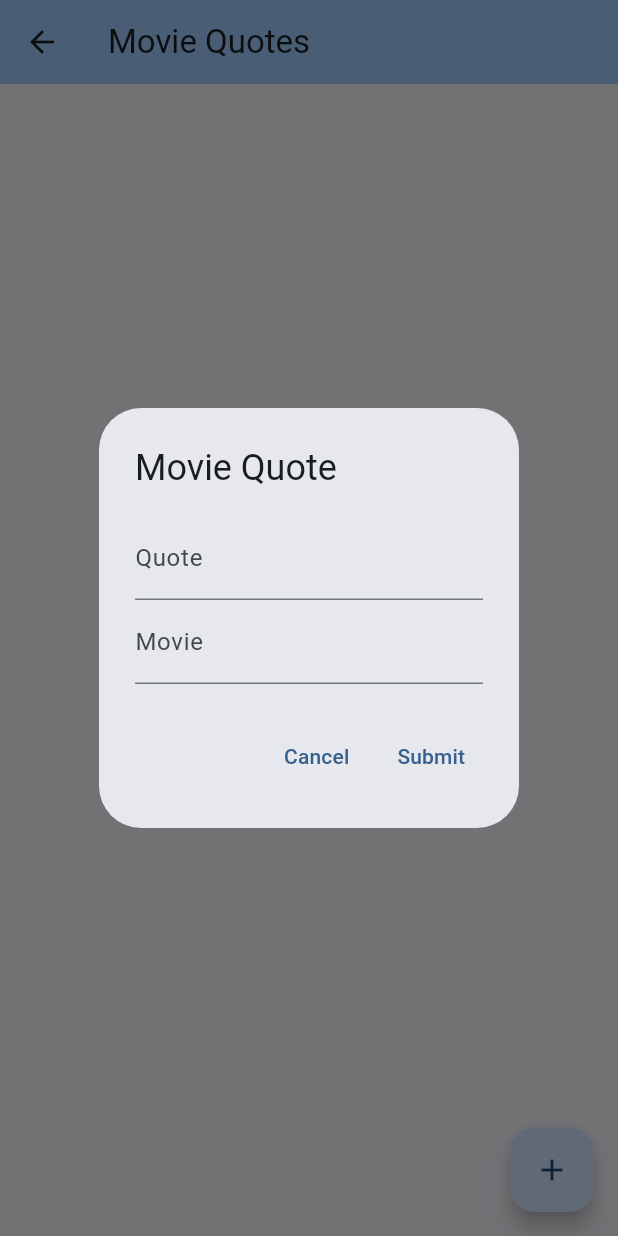
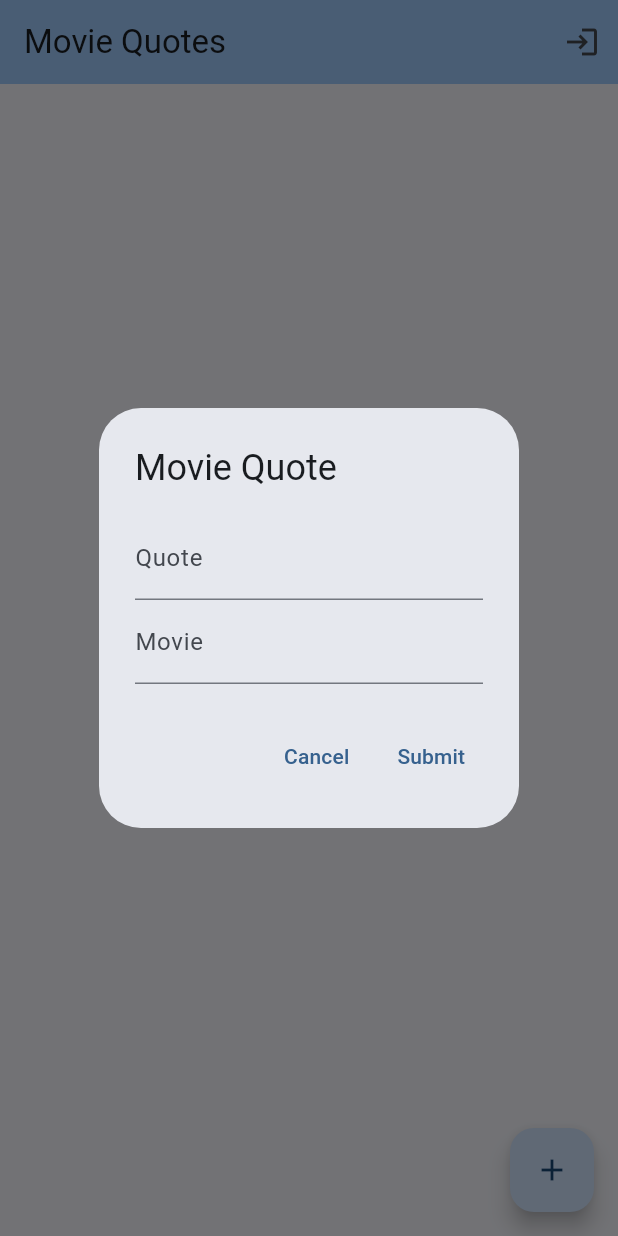
Before and after one commit to CSSE480-Fisher-Fall-2024-2025/MovieQuotes, a Flutter app: the MovieQuotesListPage screen opened directly, after a tap on the "add" icon, on a phone screen of 412 x 824 dp. Run offline on Flutter 3.47's test engine with Material 3 defaults, Android fonts, the phone set to English and light mode, and no system bars; our stand-ins replace cloud_firestore, email_validator, firebase_core, firebase_ui_firestore; accounts and stored records are empty.

Commit message:
Login UI progress

```diff
--- a/moviequotes/lib/main.dart
+++ b/moviequotes/lib/main.dart
@@ -1,5 +1,4 @@
 import 'package:flutter/material.dart';
-import 'package:moviequotes/pages/login_front_page.dart';
 import 'package:moviequotes/pages/movie_quotes_list_page.dart';
 
 import 'package:firebase_core/firebase_core.dart';
@@ -25,8 +24,8 @@
         useMaterial3: true,
       ),
       debugShowCheckedModeBanner: false,
-      // home: const MovieQuotesListPage(),
-      home: const LoginFrontPage(),
+      home: const MovieQuotesListPage(),
+      // home: const LoginFrontPage(),
       // home: MovieQuoteDetailPage(
       //   movieQuote: MovieQuote(
       //     quote:
--- /dev/null
+++ b/moviequotes/lib/managers/auth_manager.dart
@@ -0,0 +1,6 @@
+class AuthManager {
+  static final AuthManager instance = AuthManager._privateConstructor();
+  AuthManager._privateConstructor();
+
+  bool get isSignedin => false; // TODO: Don't hardcode this, do real auth.
+}
--- a/moviequotes/lib/pages/movie_quotes_list_page.dart
+++ b/moviequotes/lib/pages/movie_quotes_list_page.dart
@@ -4,8 +4,10 @@ import 'package:firebase_ui_firestore/firebase_ui_firestore.dart';
 import 'package:flutter/material.dart';
 import 'package:moviequotes/components/movie_quote_form_dialog.dart';
 import 'package:moviequotes/components/movie_quote_row.dart';
+import 'package:moviequotes/managers/auth_manager.dart';
 import 'package:moviequotes/managers/movie_quotes_collection_manager.dart';
 import 'package:moviequotes/models/movie_quote.dart';
+import 'package:moviequotes/pages/login_front_page.dart';
 import 'package:moviequotes/pages/movie_quote_detail_page.dart';
 
 class MovieQuotesListPage extends StatefulWidget {
@@ -74,10 +76,29 @@ class _MovieQuotesListPageState extends State<MovieQuotesListPage> {
 
   @override
   Widget build(BuildContext context) {
+    var actions = <Widget>[];
+    if (!AuthManager.instance.isSignedin) {
+      actions = [
+        IconButton(
+          tooltip: "Log in",
+          onPressed: () async {
+            await Navigator.of(context).push(
+              MaterialPageRoute(
+                builder: (context) => const LoginFrontPage(),
+              ),
+            );
+            setState(() {});
+          },
+          icon: const Icon(Icons.login),
+        ),
+      ];
+    }
+
     return Scaffold(
       appBar: AppBar(
         backgroundColor: Theme.of(context).colorScheme.inversePrimary,
         title: const Text("Movie Quotes"),
+        actions: actions,
       ),
       body: FirestoreListView(
         query: MovieQuotesCollectionManager.instance.allMovieQuotesQuery,
```
